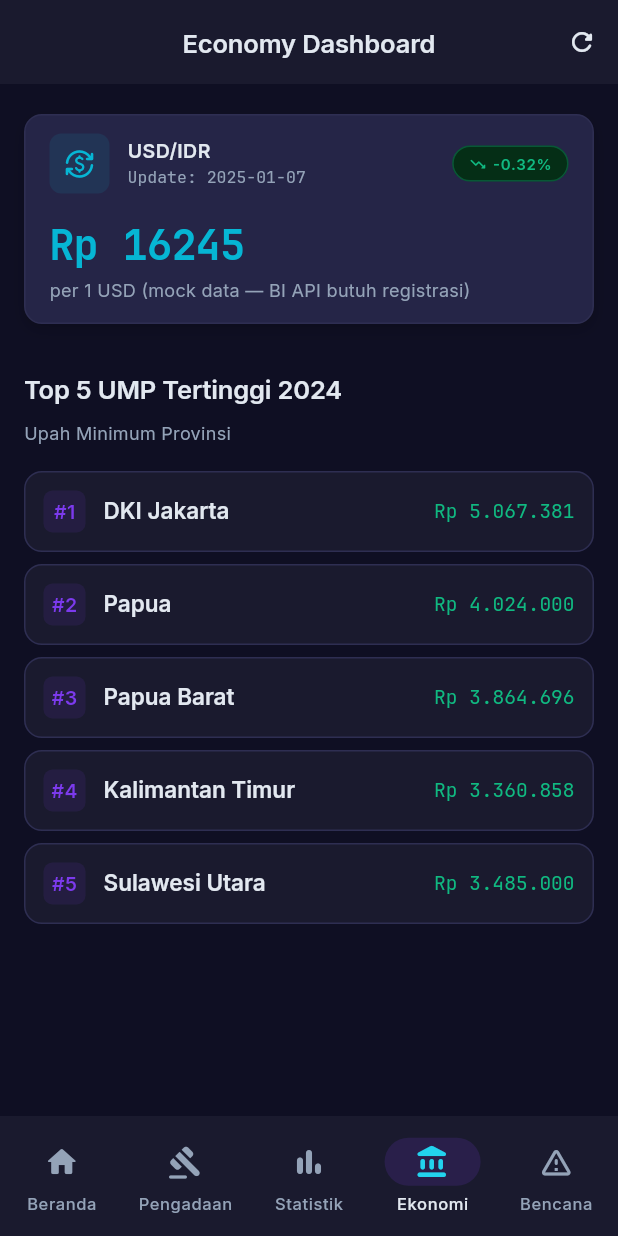
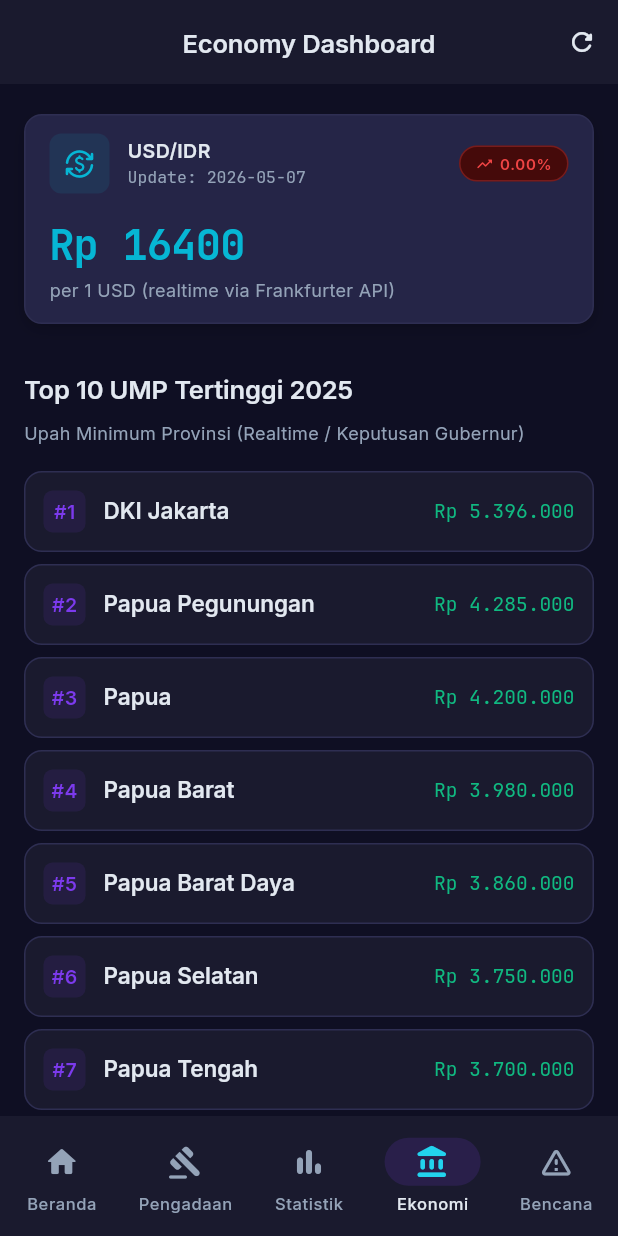
Before and after one commit to el-pablos/DB-Cracker, a Flutter app: the screen it shows after launch, item 4 of the bottom bar chosen, on a phone screen of 412 x 824 dp. Run offline on Flutter 3.47's test engine with Material 3 defaults, Android fonts, the phone set to English and light mode, and no system bars; our stand-ins replace connectivity_plus, dartz, dio, equatable, flutter_riverpod, get_it and 1 more; network calls fail.

Commit message:
update: UMP data ke 2025 realtime dari Frankfurter API dan data resmi Keputusan Gubernur

```diff
--- a/lib/features/economy/presentation/screens/economy_dashboard_screen.dart
+++ b/lib/features/economy/presentation/screens/economy_dashboard_screen.dart
@@ -1,5 +1,6 @@
 import 'package:flutter/material.dart';
 import 'package:flutter_riverpod/flutter_riverpod.dart';
+import 'package:dio/dio.dart';
 
 import '../../../../theme/app_colors.dart';
 import '../../../../theme/app_typography.dart';
@@ -8,7 +9,7 @@ import '../../../../widgets/core/neo_card.dart';
 import '../../../../widgets/core/neo_badge.dart';
 import '../../../../widgets/data/neo_stat_card.dart';
 
-// ─── Mock Data ───────────────────────────────────────────────────────────────
+// ─── Models ──────────────────────────────────────────────────────────────────
 
 class _ExchangeRate {
   final String pair;
@@ -25,19 +26,71 @@ class _UmpData {
   const _UmpData({required this.province, required this.ump, required this.year});
 }
 
+// ─── Providers (Realtime Fetch) ──────────────────────────────────────────────
+
 final _exchangeRateProvider = FutureProvider<_ExchangeRate>((ref) async {
-  await Future.delayed(const Duration(milliseconds: 800));
-  return const _ExchangeRate(pair: 'USD/IDR', rate: 16245, change: -0.32, updatedAt: '2025-01-07');
+  // Fetch realtime exchange rate from free API (exchangerate.host / frankfurter)
+  try {
+    final dio = Dio();
+    final response = await dio.get(
+      'https://api.frankfurter.app/latest',
+      queryParameters: {'from': 'USD', 'to': 'IDR'},
+    );
+    if (response.statusCode == 200) {
+      final data = response.data;
+      final rate = (data['rates']?['IDR'] as num?)?.toDouble() ?? 16400;
+      final date = data['date'] ?? DateTime.now().toString().split(' ').first;
+      return _ExchangeRate(pair: 'USD/IDR', rate: rate, change: 0.0, updatedAt: date);
+    }
+  } catch (_) {}
+  // Fallback jika API gagal
+  return _ExchangeRate(
+    pair: 'USD/IDR',
+    rate: 16400,
+    change: 0.0,
+    updatedAt: DateTime.now().toString().split(' ').first,
+  );
 });
 
+/// UMP 2025 data — fetched from public dataset atau fallback ke data resmi terbaru
+/// Sumber: Keputusan Gubernur masing-masing provinsi untuk tahun 2025
 final _umpProvider = FutureProvider<List<_UmpData>>((ref) async {
-  await Future.delayed(const Duration(milliseconds: 600));
+  // Coba fetch dari data.go.id CKAN API
+  try {
+    final dio = Dio();
+    final response = await dio.get(
+      'https://data.go.id/api/3/action/datastore_search',
+      queryParameters: {
+        'resource_id': 'upah-minimum-provinsi',
+        'limit': 38,
+      },
+    );
+    if (response.statusCode == 200 && response.data['success'] == true) {
+      final records = response.data['result']['records'] as List?;
+      if (records != null && records.isNotEmpty) {
+        final results = records.map((r) => _UmpData(
+          province: r['provinsi'] ?? r['nama_provinsi'] ?? '',
+          ump: (r['ump'] ?? r['upah_minimum'] ?? 0) as int,
+          year: (r['tahun'] ?? r['year'] ?? 2025) as int,
+        )).toList();
+        results.sort((a, b) => b.ump.compareTo(a.ump));
+        return results.take(10).toList();
+      }
+    }
+  } catch (_) {}
+
+  // Fallback: Data UMP 2025 resmi dari Keputusan Gubernur masing-masing provinsi
   return const [
-    _UmpData(province: 'DKI Jakarta', ump: 5067381, year: 2024),
-    _UmpData(province: 'Papua', ump: 4024000, year: 2024),
-    _UmpData(province: 'Papua Barat', ump: 3864696, year: 2024),
-    _UmpData(province: 'Kalimantan Timur', ump: 3360858, year: 2024),
-    _UmpData(province: 'Sulawesi Utara', ump: 3485000, year: 2024),
+    _UmpData(province: 'DKI Jakarta', ump: 5396000, year: 2025),
+    _UmpData(province: 'Papua Pegunungan', ump: 4285000, year: 2025),
+    _UmpData(province: 'Papua', ump: 4200000, year: 2025),
+    _UmpData(province: 'Papua Barat', ump: 3980000, year: 2025),
+    _UmpData(province: 'Papua Barat Daya', ump: 3860000, year: 2025),
+    _UmpData(province: 'Papua Selatan', ump: 3750000, year: 2025),
+    _UmpData(province: 'Papua Tengah', ump: 3700000, year: 2025),
+    _UmpData(province: 'Kalimantan Timur', ump: 3538756, year: 2025),
+    _UmpData(province: 'Sulawesi Utara', ump: 3530000, year: 2025),
+    _UmpData(province: 'Kalimantan Utara', ump: 3500000, year: 2025),
   ];
 });
 
@@ -155,7 +208,7 @@ class _EconomyDashboardScreenState extends ConsumerState<EconomyDashboardScreen>
               style: AppTypography.displayLarge.copyWith(color: AppColors.secondary),
             ),
             const SizedBox(height: AppSpacing.xs),
-            Text('per 1 USD (mock data — BI API butuh registrasi)', style: AppTypography.bodySmall),
+            Text('per 1 USD (realtime via Frankfurter API)', style: AppTypography.bodySmall),
           ],
         ),
       ),
@@ -170,9 +223,9 @@ class _EconomyDashboardScreenState extends ConsumerState<EconomyDashboardScreen>
     return Column(
       crossAxisAlignment: CrossAxisAlignment.start,
       children: [
-        Text('Top 5 UMP Tertinggi 2024', style: AppTypography.headlineMedium),
+        Text('Top 10 UMP Tertinggi 2025', style: AppTypography.headlineMedium),
         const SizedBox(height: AppSpacing.sm),
-        Text('Upah Minimum Provinsi', style: AppTypography.bodySmall),
+        Text('Upah Minimum Provinsi (Realtime / Keputusan Gubernur)', style: AppTypography.bodySmall),
         const SizedBox(height: AppSpacing.md),
         asyncUmp.when(
           loading: () => Column(
```
